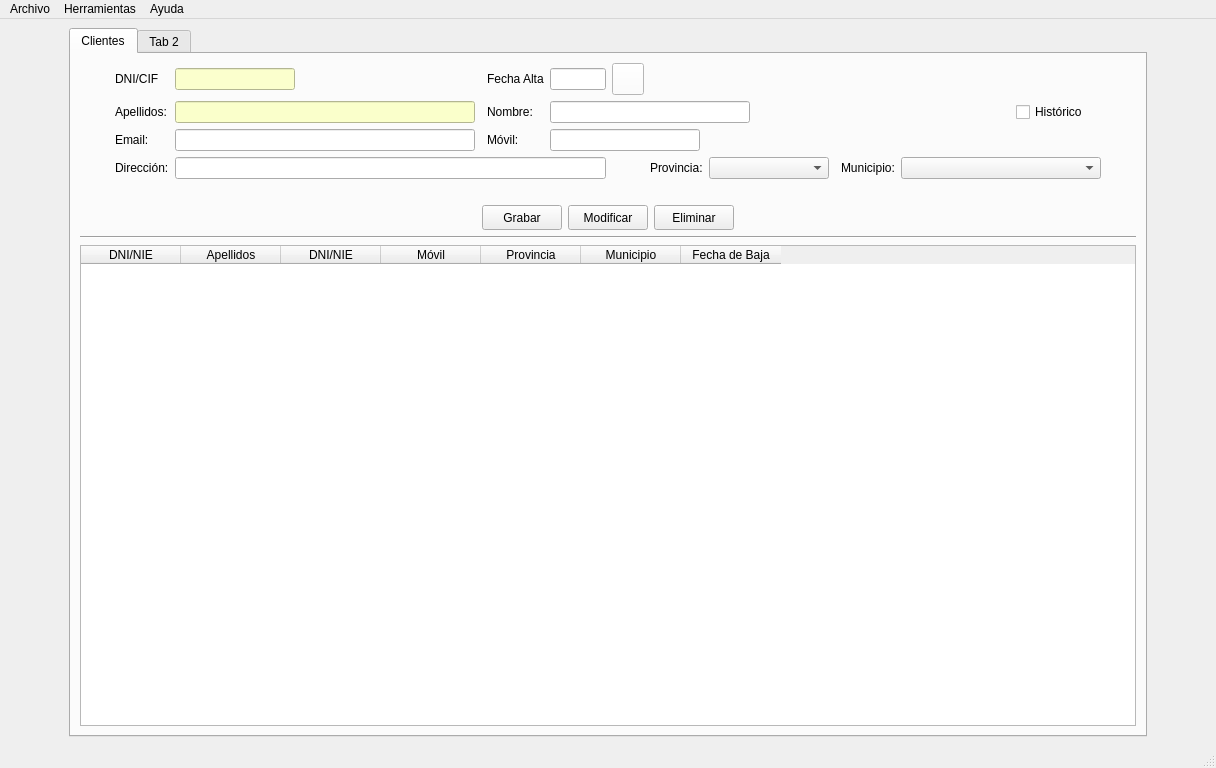
This is templates/ventPrincipal.ui in Manuerty/ProyecyoDI as Qt 5 draws it before an edit. The edited form follows.
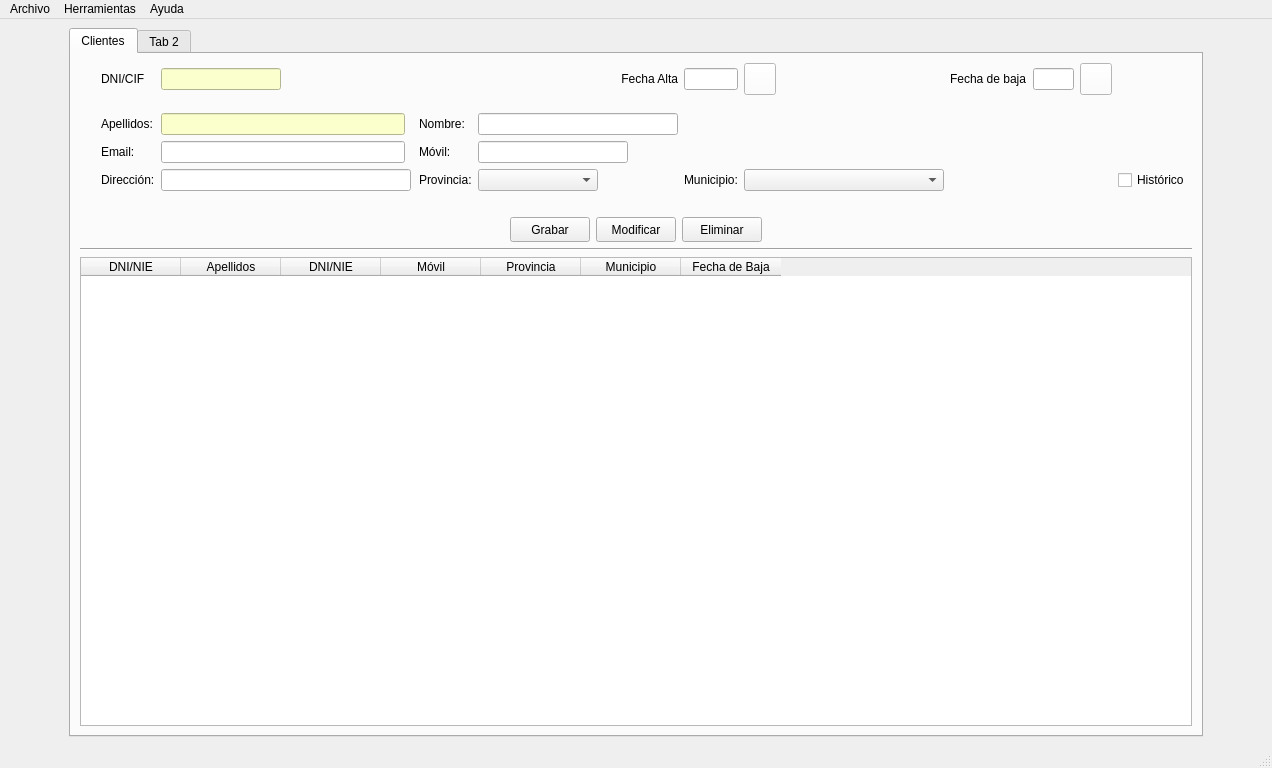
This is the edited form. Icons and pictures are not drawn.

Commit message: feat(conexion.py): create button for darse de baja

Patch:
```diff
--- a/templates/ventPrincipal.ui
+++ b/templates/ventPrincipal.ui
@@ -6,7 +6,7 @@
    <rect>
     <x>0</x>
     <y>0</y>
-    <width>1216</width>
+    <width>1272</width>
     <height>768</height>
    </rect>
   </property>
@@ -72,102 +72,69 @@
        <layout class="QVBoxLayout" name="verticalLayout">
         <item>
          <layout class="QGridLayout" name="gridLayout">
-          <item row="3" column="10">
-           <widget class="QLabel" name="lblMuniCli">
-            <property name="text">
-             <string>Municipio:</string>
+          <item row="5" column="6">
+           <spacer name="horizontalSpacer">
+            <property name="orientation">
+             <enum>Qt::Horizontal</enum>
             </property>
-           </widget>
-          </item>
-          <item row="2" column="5" colspan="4">
-           <widget class="QLineEdit" name="txtMovilCli">
-            <property name="minimumSize">
-             <size>
-              <width>150</width>
-              <height>0</height>
-             </size>
+            <property name="sizeType">
+             <enum>QSizePolicy::Expanding</enum>
             </property>
-            <property name="maximumSize">
+            <property name="sizeHint" stdset="0">
              <size>
-              <width>150</width>
-              <height>16777215</height>
+              <width>20</width>
+              <height>20</height>
              </size>
             </property>
-           </widget>
+           </spacer>
           </item>
-          <item row="1" column="5" colspan="7">
-           <widget class="QLineEdit" name="txtNomCli">
-            <property name="minimumSize">
-             <size>
-              <width>200</width>
-              <height>0</height>
-             </size>
-            </property>
-            <property name="maximumSize">
-             <size>
-              <width>200</width>
-              <height>16777215</height>
-             </size>
-            </property>
-           </widget>
-          </item>
-          <item row="2" column="1">
-           <widget class="QLabel" name="lblEmailCli">
+          <item row="5" column="7">
+           <widget class="QLabel" name="lblProCli">
             <property name="text">
-             <string>Email:</string>
+             <string>Provincia:</string>
             </property>
            </widget>
           </item>
-          <item row="2" column="2">
-           <widget class="QLineEdit" name="txtEmailCli">
+          <item row="0" column="14">
+           <widget class="QPushButton" name="btnBaja">
             <property name="minimumSize">
              <size>
-              <width>300</width>
-              <height>0</height>
+              <width>32</width>
+              <height>32</height>
              </size>
             </property>
             <property name="maximumSize">
              <size>
-              <width>450</width>
-              <height>16777215</height>
+              <width>32</width>
+              <height>32</height>
              </size>
             </property>
-           </widget>
-          </item>
-          <item row="3" column="8">
-           <widget class="QComboBox" name="cmbProCli">
-            <property name="minimumSize">
-             <size>
-              <width>120</width>
-              <height>0</height>
-             </size>
+            <property name="styleSheet">
+             <string notr="true">background-color: rgb(255, 255, 255);</string>
             </property>
-            <property name="maximumSize">
-             <size>
-              <width>120</width>
-              <height>16777215</height>
-             </size>
+            <property name="text">
+             <string/>
             </property>
-           </widget>
-          </item>
-          <item row="3" column="11" colspan="2">
-           <widget class="QComboBox" name="cmbMuniCli">
-            <property name="minimumSize">
+            <property name="icon">
+             <iconset>
+              <normaloff>../img/calendar.ico</normaloff>../img/calendar.ico</iconset>
+            </property>
+            <property name="iconSize">
              <size>
-              <width>200</width>
-              <height>0</height>
+              <width>21</width>
+              <height>21</height>
              </size>
             </property>
            </widget>
           </item>
-          <item row="1" column="12" alignment="Qt::AlignHCenter">
+          <item row="5" column="15">
            <widget class="QCheckBox" name="chkHistoriaCli">
             <property name="text">
              <string>Histórico</string>
             </property>
            </widget>
           </item>
-          <item row="3" column="9">
+          <item row="5" column="17">
            <spacer name="horizontalSpacer_4">
             <property name="orientation">
              <enum>Qt::Horizontal</enum>
@@ -183,45 +150,6 @@
             </property>
            </spacer>
           </item>
-          <item row="2" column="3">
-           <spacer name="horizontalSpacer_2">
-            <property name="orientation">
-             <enum>Qt::Horizontal</enum>
-            </property>
-            <property name="sizeType">
-             <enum>QSizePolicy::Expanding</enum>
-            </property>
-            <property name="sizeHint" stdset="0">
-             <size>
-              <width>20</width>
-              <height>20</height>
-             </size>
-            </property>
-           </spacer>
-          </item>
-          <item row="0" column="1">
-           <widget class="QLabel" name="lblDniCli">
-            <property name="text">
-             <string>DNI/CIF</string>
-            </property>
-           </widget>
-          </item>
-          <item row="1" column="3">
-           <spacer name="horizontalSpacer_3">
-            <property name="orientation">
-             <enum>Qt::Horizontal</enum>
-            </property>
-            <property name="sizeType">
-             <enum>QSizePolicy::Expanding</enum>
-            </property>
-            <property name="sizeHint" stdset="0">
-             <size>
-              <width>20</width>
-              <height>20</height>
-             </size>
-            </property>
-           </spacer>
-          </item>
           <item row="0" column="2">
            <widget class="QLineEdit" name="txtDniCli">
             <property name="minimumSize">
@@ -244,78 +172,127 @@
             </property>
            </widget>
           </item>
-          <item row="1" column="2">
-           <widget class="QLineEdit" name="txtApelCli">
-            <property name="minimumSize">
-             <size>
-              <width>300</width>
-              <height>0</height>
-             </size>
-            </property>
-            <property name="maximumSize">
-             <size>
-              <width>450</width>
-              <height>16777215</height>
-             </size>
-            </property>
-            <property name="styleSheet">
-             <string notr="true">background-color: rgb(250, 255, 203);</string>
-            </property>
-           </widget>
-          </item>
-          <item row="1" column="1">
+          <item row="3" column="1">
            <widget class="QLabel" name="lblApelCli">
             <property name="text">
              <string>Apellidos:</string>
             </property>
            </widget>
           </item>
-          <item row="3" column="1">
+          <item row="5" column="1">
            <widget class="QLabel" name="lblDirCLi">
             <property name="text">
              <string>Dirección:</string>
             </property>
            </widget>
           </item>
-          <item row="3" column="2" colspan="4">
-           <widget class="QLineEdit" name="txtDirCli">
-            <property name="minimumSize">
-             <size>
-              <width>360</width>
-              <height>0</height>
-             </size>
-            </property>
-            <property name="maximumSize">
-             <size>
-              <width>1200</width>
-              <height>16777215</height>
-             </size>
-            </property>
-           </widget>
-          </item>
-          <item row="3" column="7">
-           <widget class="QLabel" name="lblProCli">
+          <item row="4" column="1">
+           <widget class="QLabel" name="lblEmailCli">
             <property name="text">
-             <string>Provincia:</string>
+             <string>Email:</string>
             </property>
            </widget>
           </item>
-          <item row="2" column="4">
+          <item row="5" column="8">
+           <widget class="QComboBox" name="cmbProCli">
+            <property name="minimumSize">
+             <size>
+              <width>120</width>
+              <height>0</height>
+             </size>
+            </property>
+            <property name="maximumSize">
+             <size>
+              <width>120</width>
+              <height>16777215</height>
+             </size>
+            </property>
+           </widget>
+          </item>
+          <item row="3" column="2">
+           <widget class="QLineEdit" name="txtApelCli">
+            <property name="minimumSize">
+             <size>
+              <width>200</width>
+              <height>0</height>
+             </size>
+            </property>
+            <property name="maximumSize">
+             <size>
+              <width>450</width>
+              <height>16777215</height>
+             </size>
+            </property>
+            <property name="styleSheet">
+             <string notr="true">background-color: rgb(250, 255, 203);</string>
+            </property>
+           </widget>
+          </item>
+          <item row="4" column="7">
            <widget class="QLabel" name="lblMovilCli">
             <property name="text">
              <string>Móvil:</string>
             </property>
            </widget>
           </item>
-          <item row="1" column="4">
+          <item row="3" column="7">
            <widget class="QLabel" name="lblNomCli">
             <property name="text">
              <string>Nombre:</string>
             </property>
            </widget>
           </item>
-          <item row="3" column="6">
-           <spacer name="horizontalSpacer">
+          <item row="5" column="9">
+           <widget class="QLabel" name="lblMuniCli">
+            <property name="text">
+             <string>Municipio:</string>
+            </property>
+           </widget>
+          </item>
+          <item row="4" column="8">
+           <widget class="QLineEdit" name="txtMovilCli">
+            <property name="minimumSize">
+             <size>
+              <width>150</width>
+              <height>0</height>
+             </size>
+            </property>
+            <property name="maximumSize">
+             <size>
+              <width>150</width>
+              <height>16777215</height>
+             </size>
+            </property>
+           </widget>
+          </item>
+          <item row="5" column="10">
+           <widget class="QComboBox" name="cmbMuniCli">
+            <property name="minimumSize">
+             <size>
+              <width>200</width>
+              <height>0</height>
+             </size>
+            </property>
+           </widget>
+          </item>
+          <item row="4" column="2">
+           <widget class="QLineEdit" name="txtEmailCli">
+            <property name="minimumSize">
+             <size>
+              <width>200</width>
+              <height>0</height>
+             </size>
+            </property>
+            <property name="maximumSize">
+             <size>
+              <width>450</width>
+              <height>16777215</height>
+             </size>
+            </property>
+           </widget>
+          </item>
+          <item row="4" column="6">
+           <spacer name="horizontalSpacer_2">
             <property name="orientation">
              <enum>Qt::Horizontal</enum>
             </property>
@@ -330,7 +307,23 @@
             </property>
            </spacer>
           </item>
-          <item row="0" column="0" rowspan="4">
+          <item row="3" column="8">
+           <widget class="QLineEdit" name="txtNomCli">
+            <property name="minimumSize">
+             <size>
+              <width>200</width>
+              <height>0</height>
+             </size>
+            </property>
+            <property name="maximumSize">
+             <size>
+              <width>200</width>
+              <height>16777215</height>
+             </size>
+            </property>
+           </widget>
+          </item>
+          <item row="0" column="0" rowspan="6">
            <spacer name="horizontalSpacer_11">
             <property name="orientation">
              <enum>Qt::Horizontal</enum>
@@ -343,20 +336,89 @@
             </property>
            </spacer>
           </item>
-          <item row="0" column="13" rowspan="4">
+          <item row="0" column="1">
+           <widget class="QLabel" name="lblDniCli">
+            <property name="text">
+             <string>DNI/CIF</string>
+            </property>
+           </widget>
+          </item>
+          <item row="5" column="2" colspan="2">
+           <widget class="QLineEdit" name="txtDirCli">
+            <property name="minimumSize">
+             <size>
+              <width>250</width>
+              <height>0</height>
+             </size>
+            </property>
+            <property name="maximumSize">
+             <size>
+              <width>1200</width>
+              <height>16777215</height>
+             </size>
+            </property>
+           </widget>
+          </item>
+          <item row="0" column="11">
+           <widget class="QLabel" name="label_2">
+            <property name="text">
+             <string>Fecha de baja</string>
+            </property>
+           </widget>
+          </item>
+          <item row="0" column="12">
+           <widget class="QLineEdit" name="lineEdit">
+            <property name="maximumSize">
+             <size>
+              <width>80</width>
+              <height>16777215</height>
+             </size>
+            </property>
+            <property name="alignment">
+             <set>Qt::AlignCenter</set>
+            </property>
+           </widget>
+          </item>
+          <item row="0" column="16">
+           <spacer name="horizontalSpacer_10">
+            <property name="orientation">
+             <enum>Qt::Horizontal</enum>
+            </property>
+            <property name="sizeHint" stdset="0">
+             <size>
+              <width>40</width>
+              <height>20</height>
+             </size>
+            </property>
+           </spacer>
+          </item>
+          <item row="3" column="5">
+           <spacer name="horizontalSpacer_3">
+            <property name="orientation">
+             <enum>Qt::Horizontal</enum>
+            </property>
+            <property name="sizeHint" stdset="0">
+             <size>
+              <width>40</width>
+              <height>20</height>
+             </size>
+            </property>
+           </spacer>
+          </item>
+          <item row="3" column="6">
            <spacer name="horizontalSpacer_9">
             <property name="orientation">
              <enum>Qt::Horizontal</enum>
             </property>
             <property name="sizeHint" stdset="0">
              <size>
-              <width>60</width>
+              <width>20</width>
               <height>20</height>
              </size>
             </property>
            </spacer>
           </item>
-          <item row="0" column="5">
+          <item row="0" column="9">
            <widget class="QLineEdit" name="txtAltaCli">
             <property name="maximumSize">
              <size>
@@ -369,14 +431,17 @@
             </property>
            </widget>
           </item>
-          <item row="0" column="4">
+          <item row="0" column="8">
            <widget class="QLabel" name="lblAltaCli">
             <property name="text">
              <string>Fecha Alta</string>
             </property>
+            <property name="alignment">
+             <set>Qt::AlignRight|Qt::AlignTrailing|Qt::AlignVCenter</set>
+            </property>
            </widget>
           </item>
-          <item row="0" column="6">
+          <item row="0" column="10">
            <widget class="QPushButton" name="btnAltaCli">
             <property name="minimumSize">
              <size>
@@ -601,7 +666,7 @@
     <rect>
      <x>0</x>
      <y>0</y>
-     <width>1216</width>
+     <width>1272</width>
      <height>21</height>
     </rect>
    </property>
```
The commit also changes 7 other files.
